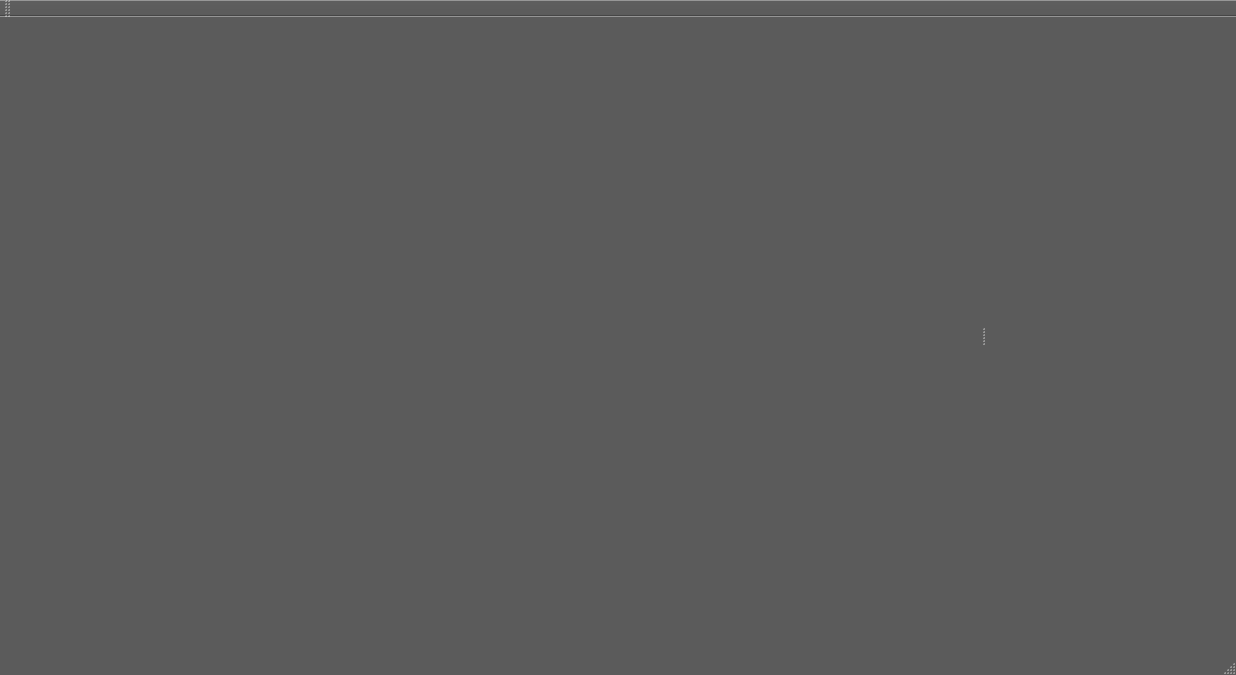
OGRECave/scape, file qtEditor/mainwindow.ui: the form before one commit.
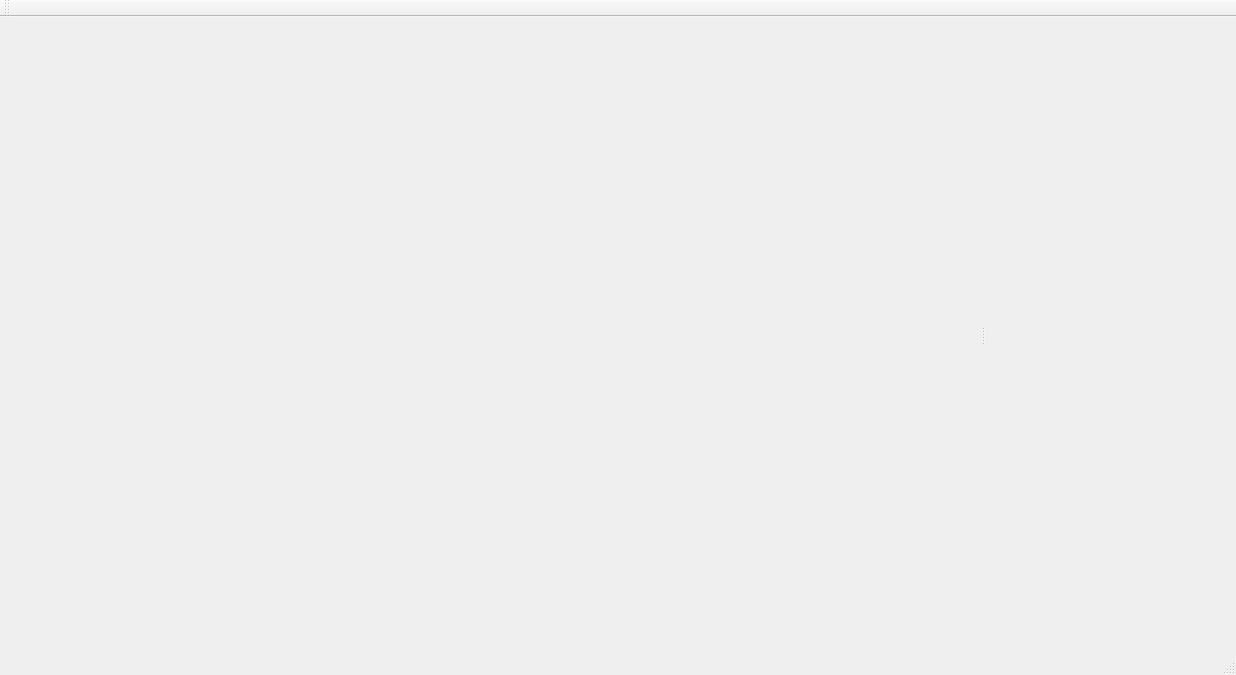
The form after the commit.

Diff of the .ui file:
```diff
--- a/qtEditor/mainwindow.ui
+++ b/qtEditor/mainwindow.ui
@@ -10,421 +10,6 @@
     <height>675</height>
    </rect>
   </property>
-  <property name="palette">
-   <palette>
-    <active>
-     <colorrole role="WindowText">
-      <brush brushstyle="SolidPattern">
-       <color alpha="255">
-        <red>255</red>
-        <green>255</green>
-        <blue>255</blue>
-       </color>
-      </brush>
-     </colorrole>
-     <colorrole role="Button">
-      <brush brushstyle="SolidPattern">
-       <color alpha="255">
-        <red>91</red>
-        <green>91</green>
-        <blue>91</blue>
-       </color>
-      </brush>
-     </colorrole>
-     <colorrole role="Light">
-      <brush brushstyle="SolidPattern">
-       <color alpha="255">
-        <red>137</red>
-        <green>137</green>
-        <blue>137</blue>
-       </color>
-      </brush>
-     </colorrole>
-     <colorrole role="Midlight">
-      <brush brushstyle="SolidPattern">
-       <color alpha="255">
-        <red>114</red>
-        <green>114</green>
-        <blue>114</blue>
-       </color>
-      </brush>
-     </colorrole>
-     <colorrole role="Dark">
-      <brush brushstyle="SolidPattern">
-       <color alpha="255">
-        <red>45</red>
-        <green>45</green>
-        <blue>45</blue>
-       </color>
-      </brush>
-     </colorrole>
-     <colorrole role="Mid">
-      <brush brushstyle="SolidPattern">
-       <color alpha="255">
-        <red>60</red>
-        <green>60</green>
-        <blue>60</blue>
-       </color>
-      </brush>
-     </colorrole>
-     <colorrole role="Text">
-      <brush brushstyle="SolidPattern">
-       <color alpha="255">
-        <red>255</red>
-        <green>255</green>
-        <blue>255</blue>
-       </color>
-      </brush>
-     </colorrole>
-     <colorrole role="BrightText">
-      <brush brushstyle="SolidPattern">
-       <color alpha="255">
-        <red>255</red>
-        <green>255</green>
-        <blue>255</blue>
-       </color>
-      </brush>
-     </colorrole>
-     <colorrole role="ButtonText">
-      <brush brushstyle="SolidPattern">
-       <color alpha="255">
-        <red>255</red>
-        <green>255</green>
-        <blue>255</blue>
-       </color>
-      </brush>
-     </colorrole>
-     <colorrole role="Base">
-      <brush brushstyle="SolidPattern">
-       <color alpha="255">
-        <red>0</red>
-        <green>0</green>
-        <blue>0</blue>
-       </color>
-      </brush>
-     </colorrole>
-     <colorrole role="Window">
-      <brush brushstyle="SolidPattern">
-       <color alpha="255">
-        <red>91</red>
-        <green>91</green>
-        <blue>91</blue>
-       </color>
-      </brush>
-     </colorrole>
-     <colorrole role="Shadow">
-      <brush brushstyle="SolidPattern">
-       <color alpha="255">
-        <red>0</red>
-        <green>0</green>
-        <blue>0</blue>
-       </color>
-      </brush>
-     </colorrole>
-     <colorrole role="AlternateBase">
-      <brush brushstyle="SolidPattern">
-       <color alpha="255">
-        <red>45</red>
-        <green>45</green>
-        <blue>45</blue>
-       </color>
-      </brush>
-     </colorrole>
-     <colorrole role="ToolTipBase">
-      <brush brushstyle="SolidPattern">
-       <color alpha="255">
-        <red>255</red>
-        <green>255</green>
-        <blue>220</blue>
-       </color>
-      </brush>
-     </colorrole>
-     <colorrole role="ToolTipText">
-      <brush brushstyle="SolidPattern">
-       <color alpha="255">
-        <red>0</red>
-        <green>0</green>
-        <blue>0</blue>
-       </color>
-      </brush>
-     </colorrole>
-    </active>
-    <inactive>
-     <colorrole role="WindowText">
-      <brush brushstyle="SolidPattern">
-       <color alpha="255">
-        <red>255</red>
-        <green>255</green>
-        <blue>255</blue>
-       </color>
-      </brush>
-     </colorrole>
-     <colorrole role="Button">
-      <brush brushstyle="SolidPattern">
-       <color alpha="255">
-        <red>91</red>
-        <green>91</green>
-        <blue>91</blue>
-       </color>
-      </brush>
-     </colorrole>
-     <colorrole role="Light">
-      <brush brushstyle="SolidPattern">
-       <color alpha="255">
-        <red>137</red>
-        <green>137</green>
-        <blue>137</blue>
-       </color>
-      </brush>
-     </colorrole>
-     <colorrole role="Midlight">
-      <brush brushstyle="SolidPattern">
-       <color alpha="255">
-        <red>114</red>
-        <green>114</green>
-        <blue>114</blue>
-       </color>
-      </brush>
-     </colorrole>
-     <colorrole role="Dark">
-      <brush brushstyle="SolidPattern">
-       <color alpha="255">
-        <red>45</red>
-        <green>45</green>
-        <blue>45</blue>
-       </color>
-      </brush>
-     </colorrole>
-     <colorrole role="Mid">
-      <brush brushstyle="SolidPattern">
-       <color alpha="255">
-        <red>60</red>
-        <green>60</green>
-        <blue>60</blue>
-       </color>
-      </brush>
-     </colorrole>
-     <colorrole role="Text">
-      <brush brushstyle="SolidPattern">
-       <color alpha="255">
-        <red>255</red>
-        <green>255</green>
-        <blue>255</blue>
-       </color>
-      </brush>
-     </colorrole>
-     <colorrole role="BrightText">
-      <brush brushstyle="SolidPattern">
-       <color alpha="255">
-        <red>255</red>
-        <green>255</green>
-        <blue>255</blue>
-       </color>
-      </brush>
-     </colorrole>
-     <colorrole role="ButtonText">
-      <brush brushstyle="SolidPattern">
-       <color alpha="255">
-        <red>255</red>
-        <green>255</green>
-        <blue>255</blue>
-       </color>
-      </brush>
-     </colorrole>
-     <colorrole role="Base">
-      <brush brushstyle="SolidPattern">
-       <color alpha="255">
-        <red>0</red>
-        <green>0</green>
-        <blue>0</blue>
-       </color>
-      </brush>
-     </colorrole>
-     <colorrole role="Window">
-      <brush brushstyle="SolidPattern">
-       <color alpha="255">
-        <red>91</red>
-        <green>91</green>
-        <blue>91</blue>
-       </color>
-      </brush>
-     </colorrole>
-     <colorrole role="Shadow">
-      <brush brushstyle="SolidPattern">
-       <color alpha="255">
-        <red>0</red>
-        <green>0</green>
-        <blue>0</blue>
-       </color>
-      </brush>
-     </colorrole>
-     <colorrole role="AlternateBase">
-      <brush brushstyle="SolidPattern">
-       <color alpha="255">
-        <red>45</red>
-        <green>45</green>
-        <blue>45</blue>
-       </color>
-      </brush>
-     </colorrole>
-     <colorrole role="ToolTipBase">
-      <brush brushstyle="SolidPattern">
-       <color alpha="255">
-        <red>255</red>
-        <green>255</green>
-        <blue>220</blue>
-       </color>
-      </brush>
-     </colorrole>
-     <colorrole role="ToolTipText">
-      <brush brushstyle="SolidPattern">
-       <color alpha="255">
-        <red>0</red>
-        <green>0</green>
-        <blue>0</blue>
-       </color>
-      </brush>
-     </colorrole>
-    </inactive>
-    <disabled>
-     <colorrole role="WindowText">
-      <brush brushstyle="SolidPattern">
-       <color alpha="255">
-        <red>45</red>
-        <green>45</green>
-        <blue>45</blue>
-       </color>
-      </brush>
-     </colorrole>
-     <colorrole role="Button">
-      <brush brushstyle="SolidPattern">
-       <color alpha="255">
-        <red>91</red>
-        <green>91</green>
-        <blue>91</blue>
-       </color>
-      </brush>
-     </colorrole>
-     <colorrole role="Light">
-      <brush brushstyle="SolidPattern">
-       <color alpha="255">
-        <red>137</red>
-        <green>137</green>
-        <blue>137</blue>
-       </color>
-      </brush>
-     </colorrole>
-     <colorrole role="Midlight">
-      <brush brushstyle="SolidPattern">
-       <color alpha="255">
-        <red>114</red>
-        <green>114</green>
-        <blue>114</blue>
-       </color>
-      </brush>
-     </colorrole>
-     <colorrole role="Dark">
-      <brush brushstyle="SolidPattern">
-       <color alpha="255">
-        <red>45</red>
-        <green>45</green>
-        <blue>45</blue>
-       </color>
-      </brush>
-     </colorrole>
-     <colorrole role="Mid">
-      <brush brushstyle="SolidPattern">
-       <color alpha="255">
-        <red>60</red>
-        <green>60</green>
-        <blue>60</blue>
-       </color>
-      </brush>
-     </colorrole>
-     <colorrole role="Text">
-      <brush brushstyle="SolidPattern">
-       <color alpha="255">
-        <red>45</red>
-        <green>45</green>
-        <blue>45</blue>
-       </color>
-      </brush>
-     </colorrole>
-     <colorrole role="BrightText">
-      <brush brushstyle="SolidPattern">
-       <color alpha="255">
-        <red>255</red>
-        <green>255</green>
-        <blue>255</blue>
-       </color>
-      </brush>
-     </colorrole>
-     <colorrole role="ButtonText">
-      <brush brushstyle="SolidPattern">
-       <color alpha="255">
-        <red>45</red>
-        <green>45</green>
-        <blue>45</blue>
-       </color>
-      </brush>
-     </colorrole>
-     <colorrole role="Base">
-      <brush brushstyle="SolidPattern">
-       <color alpha="255">
-        <red>91</red>
-        <green>91</green>
-        <blue>91</blue>
-       </color>
-      </brush>
-     </colorrole>
-     <colorrole role="Window">
-      <brush brushstyle="SolidPattern">
-       <color alpha="255">
-        <red>91</red>
-        <green>91</green>
-        <blue>91</blue>
-       </color>
-      </brush>
-     </colorrole>
-     <colorrole role="Shadow">
-      <brush brushstyle="SolidPattern">
-       <color alpha="255">
-        <red>0</red>
-        <green>0</green>
-        <blue>0</blue>
-       </color>
-      </brush>
-     </colorrole>
-     <colorrole role="AlternateBase">
-      <brush brushstyle="SolidPattern">
-       <color alpha="255">
-        <red>91</red>
-        <green>91</green>
-        <blue>91</blue>
-       </color>
-      </brush>
-     </colorrole>
-     <colorrole role="ToolTipBase">
-      <brush brushstyle="SolidPattern">
-       <color alpha="255">
-        <red>255</red>
-        <green>255</green>
-        <blue>220</blue>
-       </color>
-      </brush>
-     </colorrole>
-     <colorrole role="ToolTipText">
-      <brush brushstyle="SolidPattern">
-       <color alpha="255">
-        <red>0</red>
-        <green>0</green>
-        <blue>0</blue>
-       </color>
-      </brush>
-     </colorrole>
-    </disabled>
-   </palette>
-  </property>
   <property name="windowTitle">
    <string>MainWindow</string>
   </property>
```
Left out of the diff: 4 changed lines with no effect on the pictures.
